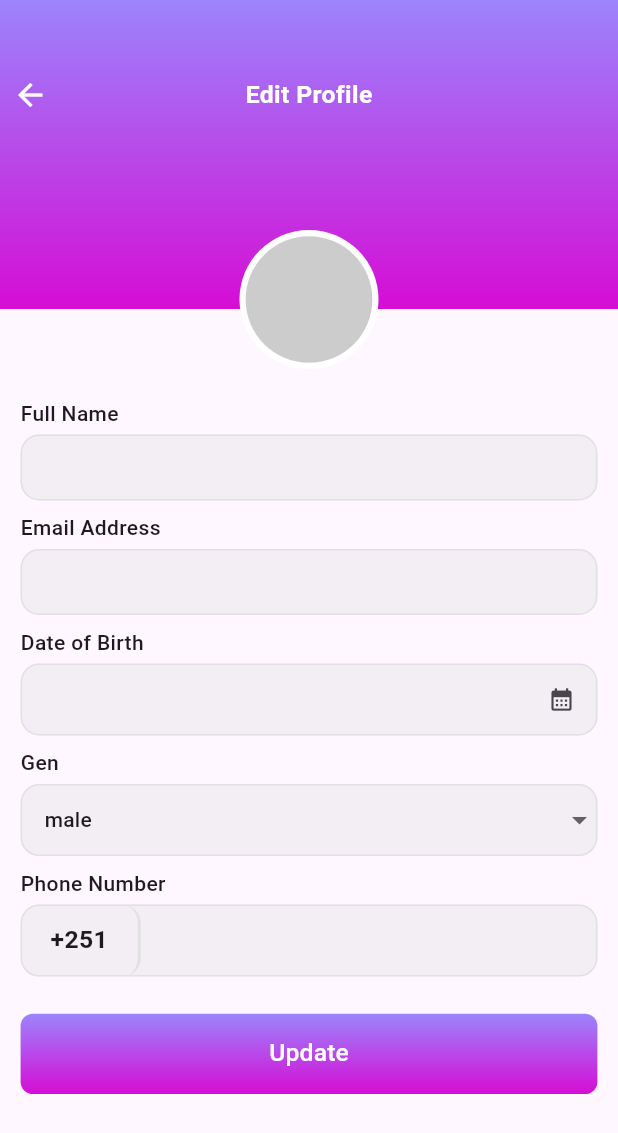
After one commit to tarik350/loto-app, a Flutter app: the EditProfilePage screen opened by its route, on a phone screen of 412 x 824 dp. The commit adds this screen. Shown: the top 1133 px of the screen. Run offline on Flutter 3.47's test engine with Material 3 defaults, Android fonts, the phone set to English and light mode, and no system bars; drawn by our look-alikes of dropdown_button2; our stand-ins replace animated_bottom_navigation_bar, auto_route, bloc, carousel_slider, dartz, dio and 13 more; missing offline and left inert: animation_wrappers; accounts and stored records are empty.

Commit message:
setting pages almost done

```diff
--- a/lib/src/core/router/app_route.dart
+++ b/lib/src/core/router/app_route.dart
@@ -17,6 +17,14 @@ class AppRouter extends RootStackRouter {
         AutoRoute(
           page: MyTicketRoute.page,
           path: '/ticket',
+        ),
+        AutoRoute(
+          page: EditProfileRoute.page,
+          path: '/edit-profile',
+        ),
+        AutoRoute(
+          page: HelpCenterRoute.page,
+          path: '/help',
         )
       ];
 }
--- /dev/null
+++ b/lib/src/features/edit_profile/presentation/pages/edit_profile_page.dart
@@ -0,0 +1,207 @@
+import 'package:auto_route/auto_route.dart';
+import 'package:dropdown_button2/dropdown_button2.dart';
+import 'package:flutter/material.dart';
+import 'package:flutter_screenutil/flutter_screenutil.dart';
+import 'package:mobile_app/src/core/constants/app_%20colors.dart';
+import 'package:mobile_app/src/core/constants/app_dimensions.dart';
+import 'package:mobile_app/src/core/widgets/custom_text_field.dart';
+
+List<String> genders = ['male', 'female'];
+
+@RoutePage()
+class EditProfilePage extends StatelessWidget {
+  const EditProfilePage({super.key});
+
+  @override
+  Widget build(BuildContext context) {
+    return Scaffold(
+      body: Column(
+        children: [
+          Stack(
+            clipBehavior:
+                Clip.none, // Ensure the Positioned widget can overflow
+            children: [
+              Container(
+                height: 200.h,
+                decoration: const BoxDecoration(
+                  gradient: AppColors.secondaryGradient,
+                ),
+              ),
+              Positioned(
+                  top: 50.h,
+                  child: GestureDetector(
+                    onTap: () => Navigator.pop(context),
+                    child: Padding(
+                      padding: EdgeInsets.symmetric(
+                          horizontal: AppDimensions.spacingS),
+                      child: const Icon(
+                        Icons.arrow_back,
+                        color: Colors.white,
+                      ),
+                    ),
+                  )),
+              Positioned(
+                  top: 50.h,
+                  right: 0,
+                  left: 0,
+                  child: Align(
+                      alignment: Alignment.center,
+                      child: Text(
+                        "Edit Profile",
+                        style: TextStyle(
+                            color: Colors.white,
+                            fontWeight: FontWeight.bold,
+                            fontSize: AppDimensions.fontM),
+                      ))),
+              Positioned(
+                bottom:
+                    -40, // Allows the circle to overflow the AppBar's bounds
+                left: 0,
+                right: 0,
+                child: Container(
+                  height: 90.h,
+                  width: 90.h,
+                  padding: EdgeInsets.all(AppDimensions.spacingXS),
+                  alignment: Alignment.center,
+                  decoration: const BoxDecoration(
+                      color: Colors.white, shape: BoxShape.circle),
+                  child: Container(
+                    height: 90.h,
+                    width: 90.h,
+                    decoration: BoxDecoration(
+                        color: Colors.black.withOpacity(.2),
+                        shape: BoxShape.circle),
+                  ),
+                ),
+              ),
+            ],
+          ),
+          SizedBox(
+            height: AppDimensions.paddingXXL,
+          ),
+          Expanded(
+              child: SingleChildScrollView(
+            child: Padding(
+              padding: EdgeInsets.symmetric(
+                  horizontal: AppDimensions.paddingS,
+                  vertical: AppDimensions.paddingS),
+              child: Column(
+                children: [
+                  const CustomTextField(
+                    fieldKey: 'edit_profile_full_name',
+                    title: "Full Name",
+                  ),
+                  SizedBox(
+                    height: AppDimensions.spacingS,
+                  ),
+                  const CustomTextField(
+                    fieldKey: 'edit_profile_email',
+                    title: "Email Address",
+                  ),
+                  SizedBox(
+                    height: AppDimensions.spacingS,
+                  ),
+                  CustomTextField(
+                    fieldKey: 'edit_profile_email',
+                    title: "Date of Birth",
+                    suffixIcon: GestureDetector(
+                        onTap: () {
+                          showDatePicker(
+                              context: context,
+                              firstDate: DateTime(1900),
+                              lastDate: DateTime.now());
+                        },
+                        child: const Icon(Icons.calendar_month)),
+                  ),
+                  SizedBox(
+                    height: AppDimensions.spacingS,
+                  ),
+                  CustomTextField(
+                    readOnly: true,
+                    prefixIcon: Container(
+                      padding: EdgeInsets.zero,
+                      width: double.maxFinite,
+                      child: DropdownButtonHideUnderline(
+                          child: DropdownButton2<String>(
+                        items: genders
+                            .map((String item) => DropdownMenuItem<String>(
+                                  value: item,
+                                  child: Text(
+                                    item,
+                                    style: const TextStyle(
+                                      fontSize: 14,
+                                    ),
+                                  ),
+                                ))
+                            .toList(),
+                        value: 'male',
+                        dropdownStyleData:
+                            const DropdownStyleData(offset: Offset(0, -4)),
+                        onChanged: (String? value) {},
+                      )),
+                    ),
+                    fieldKey: 'edit_profile_gender',
+                    title: "Gen",
+                  ),
+                  SizedBox(
+                    height: AppDimensions.spacingS,
+                  ),
+                  CustomTextField(
+                    fieldKey: 'edit_profile_phone_field',
+                    title: 'Phone Number',
+                    keyboardType: TextInputType.number,
+                    prefixIcon: Container(
+                      margin: EdgeInsets.only(right: AppDimensions.paddingXXS),
+                      decoration: BoxDecoration(
+                        borderRadius: BorderRadius.only(
+                          topRight: Radius.circular(AppDimensions.radiusM),
+                          bottomRight: Radius.circular(AppDimensions.radiusM),
+                        ),
+                        border: const Border(
+                          right:
+                              BorderSide(width: 2, color: AppColors.lightGray),
+                        ),
+                      ),
+                      width: 70.w,
+                      alignment: Alignment.center,
+                      child: Text(
+                        "+251",
+                        style: TextStyle(
+                          fontSize: AppDimensions.fontM,
+                          fontWeight: FontWeight.bold,
+                        ),
+                      ),
+                    ),
+                  ),
+                  Container(
+                    margin:
+                        EdgeInsets.symmetric(vertical: AppDimensions.spacingL),
+                    width: double.infinity,
+                    height: AppDimensions.buttonL,
+                    decoration: BoxDecoration(
+                        gradient: AppColors.secondaryGradient,
+                        borderRadius:
+                            BorderRadius.circular(AppDimensions.radiusS)),
+                    child: ElevatedButton(
+                      onPressed: () {},
+                      style: ElevatedButton.styleFrom(
+                        backgroundColor: Colors.transparent,
+                        shadowColor: Colors.transparent,
+                        shape: const RoundedRectangleBorder(),
+                      ),
+                      child: Text(
+                        'Update',
+                        style: TextStyle(
+                            color: Colors.white, fontSize: AppDimensions.fontM),
+                      ),
+                    ),
+                  )
+                ],
+              ),
+            ),
+          ))
+        ],
+      ),
+    );
+  }
+}
```
Also changed, not shown: lib/src/core/constants/app_images.dart (+12 -0 lines), lib/src/features/profile/presentation/page/profile_page.dart (+6 -2 lines), lib/src/shared/features/authentication_bottom_sheet/presentation/help_center/presentation/page/help_center_page.dart (added, +70 -0 lines), assets/images/facebook.svg (added), assets/images/instagram.svg (added), assets/images/twitter.svg (added), assets/images/website.svg (added), assets/images/whatsapp.svg (added), lib/src/core/router/app_route.gr.dart.
